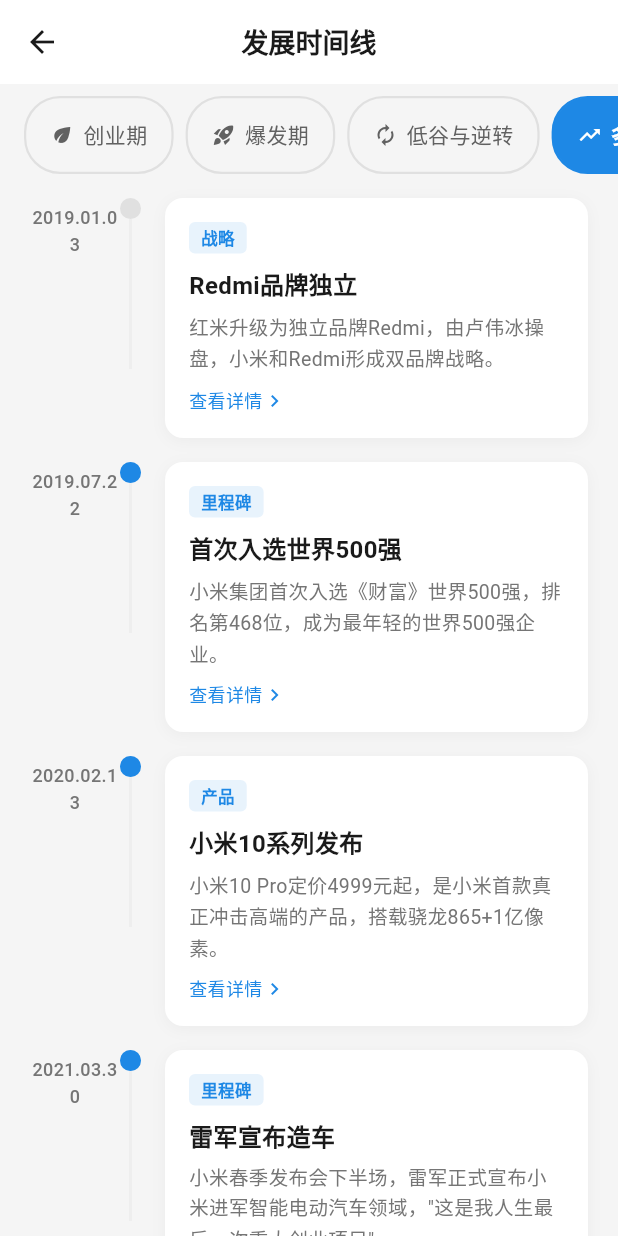
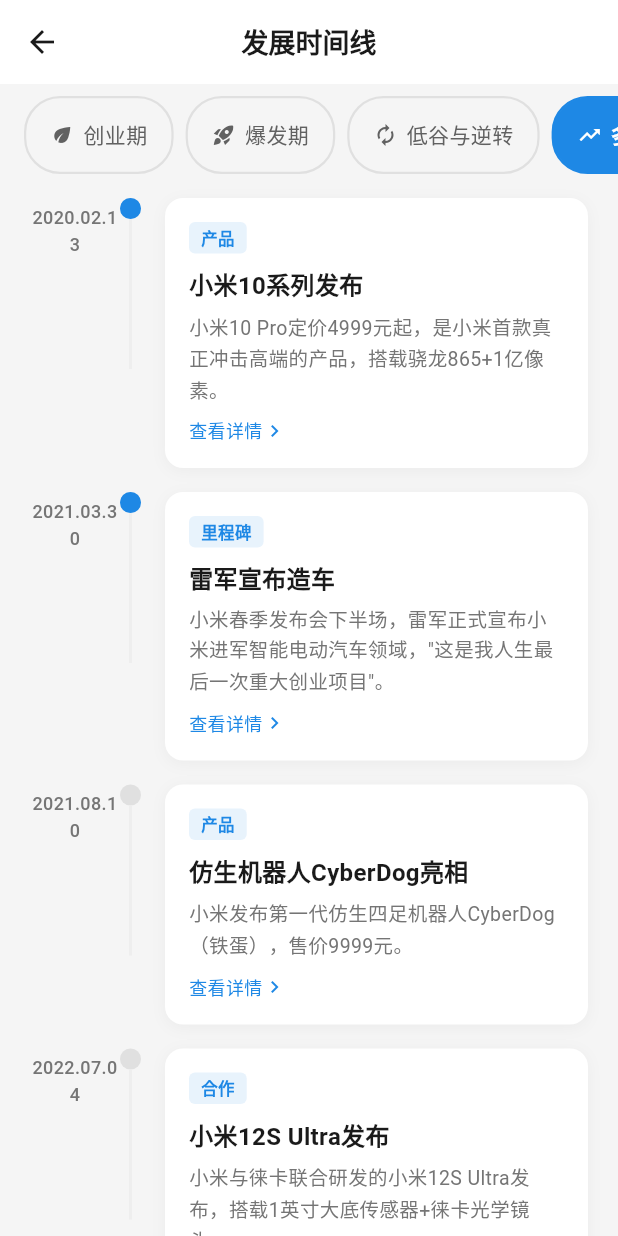
Before and after one commit to QingheMonster/do-you-know-xiaomi, a Flutter app: the TimelineScreen screen opened directly, after a tap on "爆发期", after a tap on "低谷与逆转", after a tap on "多元扩张", on a phone screen of 412 x 824 dp. Run offline on Flutter 3.47's test engine with Material 3 defaults, Android fonts, the phone set to English and light mode, and no system bars; our stand-ins replace fl_chart; network calls fail; Roboto replaces fonts that are missing (MiSans).

Commit message:
fix: 将2019年事件(Redmi独立/世界500强)移入低谷与逆板块，多元扩张改为2020-2023

```diff
--- a/lib/data/xiaomi_data.dart
+++ b/lib/data/xiaomi_data.dart
@@ -181,12 +181,12 @@
     ],
   );
 
-  // 阶段三：逆转期 2016-2018
+  // 阶段三：逆转期 2016-2019
   static final TimelineEra _era3 = TimelineEra(
     id: 'era3',
     title: '低谷与逆转',
     subtitle: '绝处逢生，港股上市',
-    yearRange: '2016-2018',
+    yearRange: '2016-2019',
     colorValue: 0xFF5E35B1,
     icon: Icons.autorenew,
     events: [
@@ -234,18 +234,6 @@
         detail: '这次合作让小米获得了美图在人像美颜方面的技术积累，后来小米Civi系列的出色自拍能力就源于此。',
         tag: '合作',
       ),
-    ],
-  );
-
-  // 阶段四：多元扩张 2019-2023
-  static final TimelineEra _era4 = TimelineEra(
-    id: 'era4',
-    title: '多元扩张',
-    subtitle: '高端化、AIoT、造车',
-    yearRange: '2019-2023',
-    colorValue: 0xFF1E88E5,
-    icon: Icons.trending_up,
-    events: [
       TimelineEvent(
         date: '2019.01.03',
         title: 'Redmi品牌独立',
@@ -257,10 +245,22 @@
         date: '2019.07.22',
         title: '首次入选世界500强',
         description: '小米集团首次入选《财富》世界500强，排名第468位，成为最年轻的世界500强企业。',
-        detail: '从成立到入选世界500强，小米仅用了9年，打破了此前由acebook保持的纪录（12年）。这标志着小米从创业公司正式跻身全球顶级企业行列。',
+        detail: '从成立到入选世界500强，小米仅用了9年，打破了此前由Facebook保持的纪录（12年）。这标志着小米从创业公司正式跻身全球顶级企业行列。',
         tag: '里程碑',
         isHighlight: true,
       ),
+    ],
+  );
+
+  // 阶段四：多元扩张 2020-2023
+  static final TimelineEra _era4 = TimelineEra(
+    id: 'era4',
+    title: '多元扩张',
+    subtitle: '高端化、AIoT、造车',
+    yearRange: '2020-2023',
+    colorValue: 0xFF1E88E5,
+    icon: Icons.trending_up,
+    events: [
       TimelineEvent(
         date: '2020.02.13',
         title: '小米10系列发布',
```
